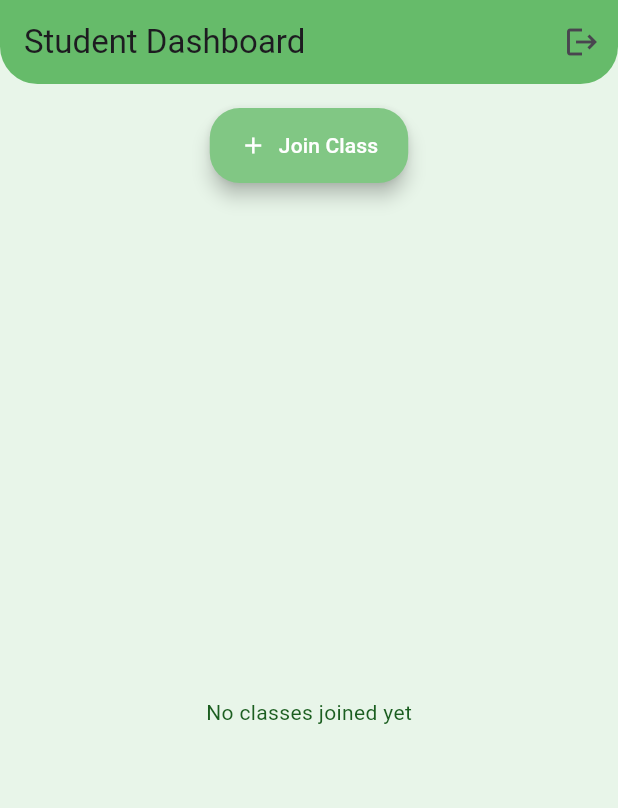
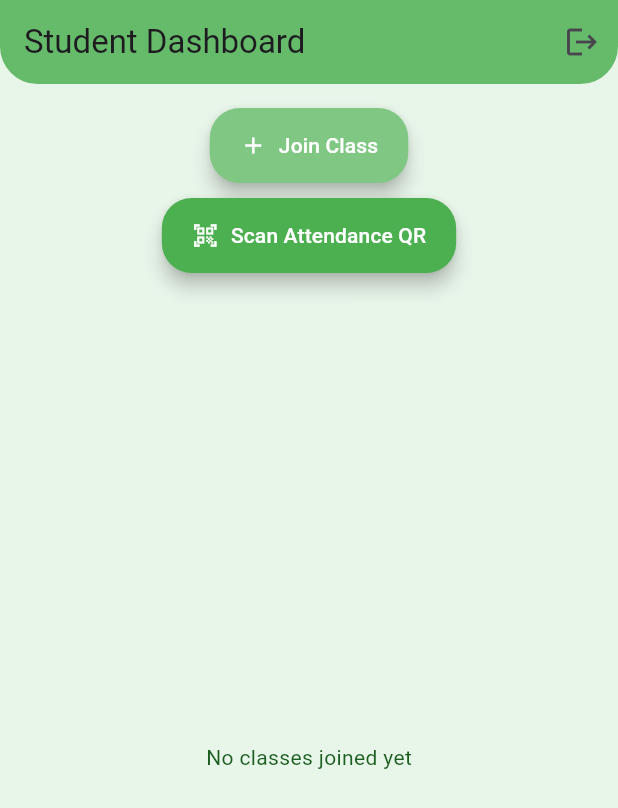
Before and after one commit to YuzuuDev/attendancesheyt, a Flutter app: the StudentDashboard screen opened directly, on a phone screen of 412 x 824 dp. Shown: the top 808 px of the screen. Run offline on Flutter 3.47's test engine with Material 3 defaults, Android fonts, the phone set to English and light mode, and no system bars; our stand-ins replace qr_flutter, supabase_flutter; missing offline and left inert: qr_code_scanner_plus; accounts and stored records are empty.

Commit message:
Update student_dashboard.dart

```diff
--- a/lib/screens/students/student_dashboard.dart
+++ b/lib/screens/students/student_dashboard.dart
@@ -4,6 +4,7 @@ import '../../services/auth_service.dart';
 import '../../supabase_client.dart';
 import 'join_class_screen.dart';
 import '../login_screen.dart';
+import 'student_qr_scan_screen.dart';
 
 class StudentDashboard extends StatefulWidget {
   @override
@@ -81,7 +82,7 @@ class _StudentDashboardState extends State<StudentDashboard> {
           IconButton(
             icon: const Icon(Icons.logout),
             tooltip: "Logout",
-            onPressed: _logout, // ✅ WORKING NOW
+            onPressed: _logout,
           ),
         ],
       ),
@@ -89,6 +90,7 @@ class _StudentDashboardState extends State<StudentDashboard> {
         padding: const EdgeInsets.all(16.0),
         child: Column(
           children: [
+            // **Join Class Button**
             ElevatedButton.icon(
               style: ElevatedButton.styleFrom(
                 backgroundColor: Colors.green[300],
@@ -110,7 +112,33 @@ class _StudentDashboardState extends State<StudentDashboard> {
                 ).then((_) => _loadClasses());
               },
             ),
+            const SizedBox(height: 10),
+
+            // **Scan Attendance QR Button**
+            ElevatedButton.icon(
+              style: ElevatedButton.styleFrom(
+                backgroundColor: Colors.green[500],
+                shape: RoundedRectangleBorder(
+                  borderRadius: BorderRadius.circular(20),
+                ),
+                padding: const EdgeInsets.symmetric(vertical: 15, horizontal: 20),
+                elevation: 5,
+              ),
+              icon: const Icon(Icons.qr_code_scanner, color: Colors.white),
+              label: const Text(
+                "Scan Attendance QR",
+                style: TextStyle(color: Colors.white),
+              ),
+              onPressed: () {
+                Navigator.push(
+                  context,
+                  MaterialPageRoute(builder: (_) => StudentQRScanScreen()),
+                );
+              },
+            ),
             const SizedBox(height: 20),
+
+            // **List of joined classes**
             Expanded(
               child: classes.isEmpty
                   ? Center(
```
